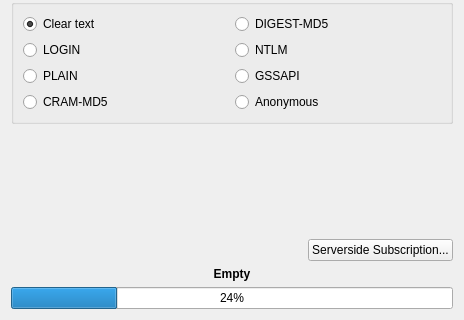
This is resources/imap/setupserverview.ui in KDE/kdepim-runtime as Qt 5 draws it before an edit; both pictures show x 0 to 464 and y 177 to 497 of the 464 by 497 pixel window. The edited form follows.
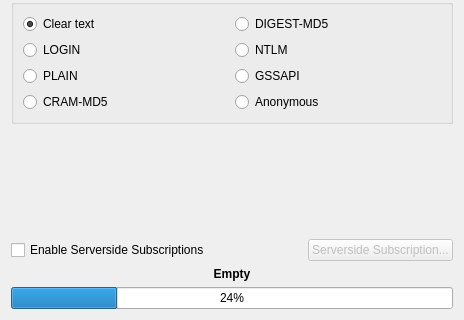
This is the edited form. Custom widgets are drawn as their Qt base class.

Commit message: Allow to enable server side subscriptions in the config dialog.

What changed in the file:
```diff
--- a/resources/imap/setupserverview.ui
+++ b/resources/imap/setupserverview.ui
@@ -223,6 +223,13 @@
    </item>
    <item>
     <layout class="QHBoxLayout" name="horizontalLayout_3">
+     <item>
+      <widget class="QCheckBox" name="subscriptionEnabled">
+       <property name="text">
+        <string>Enable Serverside Subscriptions</string>
+       </property>
+      </widget>
+     </item>
      <item>
       <spacer name="horizontalSpacer">
        <property name="orientation">
@@ -238,6 +245,9 @@
      </item>
      <item>
       <widget class="KPushButton" name="subscriptionButton">
+       <property name="enabled">
+        <bool>false</bool>
+       </property>
        <property name="text">
         <string>Serverside Subscription...</string>
        </property>
```
Left out of the diff: 19 changed lines with no effect on the pictures. The commit also changes 2 other files.
